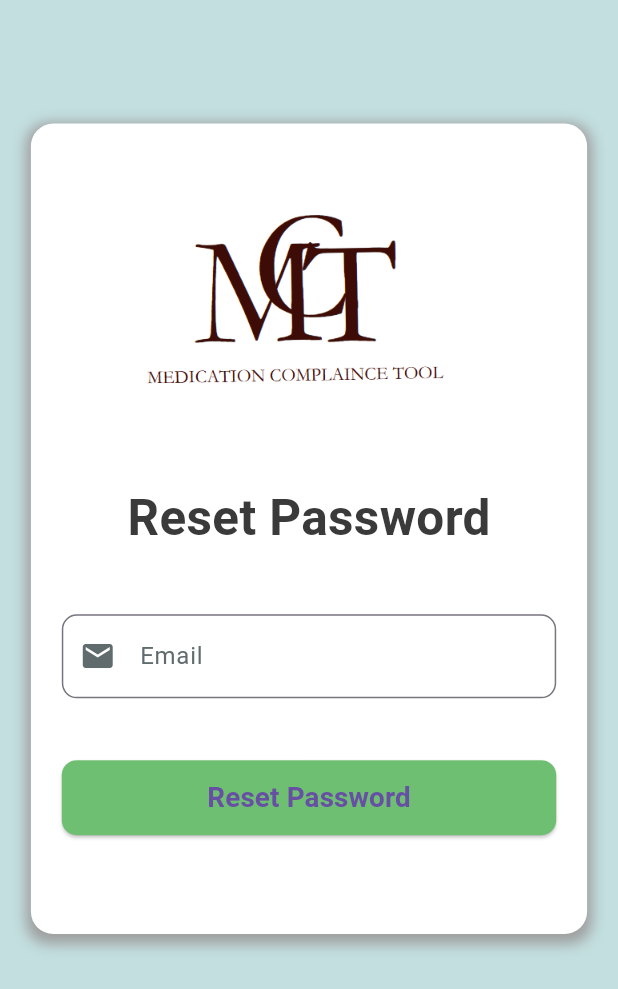
After one commit to KeletsoJoyDitlhotlhole/CSI408-Project_Implementation, a Flutter app: the screen it shows after launch, after a tap on "Forgot Password?", on a phone screen of 412 x 824 dp. The commit adds this screen. Shown: the top 989 px of the screen. Run offline on Flutter 3.47's test engine with Material 3 defaults, Android fonts, the phone set to English and light mode, and no system bars; our stand-ins replace flutter_dotenv, flutter_secure_storage, jwt_decoder, sqflite, sqflite_common_ffi; missing offline and left inert: flutter_appauth; accounts and stored records are empty; network calls fail.

Commit message:
continue here/17/03/25 4-fixdb-added-resetpassword

```diff
--- a/lib/components/screens/login_screen.dart
+++ b/lib/components/screens/login_screen.dart
@@ -5,6 +5,7 @@ import 'dart:convert';
 import 'signup_screen.dart';
 import 'dashboard_screen.dart';
 import 'package:medication_compliance_tool/services/token_service.dart';
+import 'resetpassword_screen.dart'; // Import reset password screen
 
 class LoginPage extends StatelessWidget {
   final TextEditingController _usernameController = TextEditingController();
@@ -179,6 +180,30 @@ class LoginPage extends StatelessWidget {
                             ),
                           ),
                         ),
+                        // Add the Reset Password Text Here
+                        Padding(
+                          padding: EdgeInsets.only(bottom: screenHeight * 0.02),
+                          child: GestureDetector(
+                            onTap: () {
+                              // Navigate to reset password screen
+                              Navigator.push(
+                                context,
+                                MaterialPageRoute(
+                                  builder: (context) => ResetPasswordPage(),
+                                ),
+                              );
+                            },
+                            child: Text(
+                              'Forgot Password?',
+                              style: TextStyle(
+                                color: Color(0xFF800000),
+                                fontSize: screenWidth * 0.04,
+                                fontWeight: FontWeight.w300,
+                                decoration: TextDecoration.underline,
+                              ),
+                            ),
+                          ),
+                        ),
                         Padding(
                           padding: EdgeInsets.only(bottom: screenHeight * 0.05),
                           child: Row(
--- /dev/null
+++ b/lib/components/screens/resetpassword_screen.dart
@@ -0,0 +1,161 @@
+import 'package:flutter/material.dart';
+import 'package:http/http.dart' as http;
+import 'resettedpassword_screen.dart'; // Import the success page
+
+class ResetPasswordPage extends StatefulWidget {
+  const ResetPasswordPage({super.key});
+
+  @override
+  ResetPasswordPageState createState() => ResetPasswordPageState();
+}
+
+class ResetPasswordPageState extends State<ResetPasswordPage> {
+  // Changed from _ResetPasswordPageState to ResetPasswordPageState
+  final TextEditingController _emailController = TextEditingController();
+
+  // Send password reset request
+  Future<void> _resetPassword(BuildContext context) async {
+    final response = await http.post(
+      Uri.parse(
+        'http://10.220.6.32:8080/realms/csi408-medication-compliance-tool/protocol/openid-connect/reset-password',
+      ), // Replace with actual reset endpoint
+      headers: {'Content-Type': 'application/x-www-form-urlencoded'},
+      body: {'email': _emailController.text},
+    );
+
+    if (response.statusCode == 200) {
+      // If successful, navigate to the success page
+      Navigator.pushReplacement(
+        // ignore: use_build_context_synchronously
+        context,
+        MaterialPageRoute(
+          builder:
+              (context) =>
+                  ResetPasswordSuccessPage(email: _emailController.text),
+        ),
+      );
+    } else {
+      // Show error message if password reset fails
+      // ignore: use_build_context_synchronously
+      _showError(context);
+    }
+  }
+
+  void _showError(BuildContext context) {
+    ScaffoldMessenger.of(
+      context,
+    ).showSnackBar(const SnackBar(content: Text('Error resetting password!')));
+  }
+
+  @override
+  Widget build(BuildContext context) {
+    double statusBarHeight = MediaQuery.of(context).padding.top;
+    double screenWidth = MediaQuery.of(context).size.width;
+    double screenHeight = MediaQuery.of(context).size.height;
+
+    return Scaffold(
+      backgroundColor: Color(0xFFC3DFE0),
+      body: Padding(
+        padding: EdgeInsets.only(top: statusBarHeight),
+        child: SingleChildScrollView(
+          child: Column(
+            crossAxisAlignment: CrossAxisAlignment.center,
+            children: [
+              SizedBox(height: screenHeight * 0.1),
+              Padding(
+                padding: EdgeInsets.symmetric(horizontal: screenWidth * 0.05),
+                child: Container(
+                  decoration: BoxDecoration(
+                    color: Colors.white,
+                    borderRadius: BorderRadius.circular(15),
+                    boxShadow: [
+                      BoxShadow(
+                        color: Colors.grey,
+                        spreadRadius: 3,
+                        blurRadius: 7,
+                        offset: Offset(0, 3),
+                      ),
+                    ],
+                  ),
+                  child: Padding(
+                    padding: EdgeInsets.symmetric(
+                      vertical: screenHeight * 0.05,
+                      horizontal: screenWidth * 0.05,
+                    ),
+                    child: Column(
+                      children: [
+                        Container(
+                          padding: EdgeInsets.only(bottom: screenHeight * 0.04),
+                          child: Image.asset(
+                            "assets/images/logo_with_name_white.png",
+                            width: screenWidth * 0.6,
+                            height: screenHeight * 0.2,
+                            fit: BoxFit.contain,
+                          ),
+                        ),
+                        Text(
+                          'Reset Password',
+                          style: TextStyle(
+                            fontSize: screenWidth * 0.08,
+                            fontWeight: FontWeight.bold,
+                            color: Color(0xFF3A3A3A),
+                          ),
+                        ),
+                        SizedBox(height: screenHeight * 0.03),
+                        Padding(
+                          padding: EdgeInsets.symmetric(
+                            vertical: screenHeight * 0.02,
+                          ),
+                          child: TextFormField(
+                            controller: _emailController,
+                            decoration: InputDecoration(
+                              labelText: 'Email',
+                              labelStyle: TextStyle(color: Color(0xFF5F6B6C)),
+                              border: OutlineInputBorder(
+                                borderRadius: BorderRadius.circular(10),
+                                borderSide: BorderSide(
+                                  color: Color(0xFF5F6B6C),
+                                  width: 1.5,
+                                ),
+                              ),
+                              prefixIcon: Icon(
+                                Icons.email,
+                                color: Color(0xFF5F6B6C),
+                              ),
+                            ),
+                          ),
+                        ),
+                        Padding(
+                          padding: EdgeInsets.symmetric(
+                            vertical: screenHeight * 0.03,
+                          ),
+                          child: ElevatedButton(
+                            onPressed: () => _resetPassword(context),
+                            style: ElevatedButton.styleFrom(
+                              minimumSize: Size(double.infinity, 50),
+                              backgroundColor: Color(0xFF6FBF73),
+                              shape: RoundedRectangleBorder(
+                                borderRadius: BorderRadius.circular(10),
+                              ),
+                            ),
+                            child: Text(
+                              'Reset Password',
+                              style: TextStyle(
+                                fontSize: screenWidth * 0.045,
+                                fontWeight: FontWeight.bold,
+                              ),
+                            ),
+                          ),
+                        ),
+                      ],
+                    ),
+                  ),
+                ),
+              ),
+            ],
+          ),
+        ),
+      ),
+    );
+  }
+}
```
Also changed, not shown: lib/components/screens/resettedpassword_screen.dart (added, +119 -0 lines).
